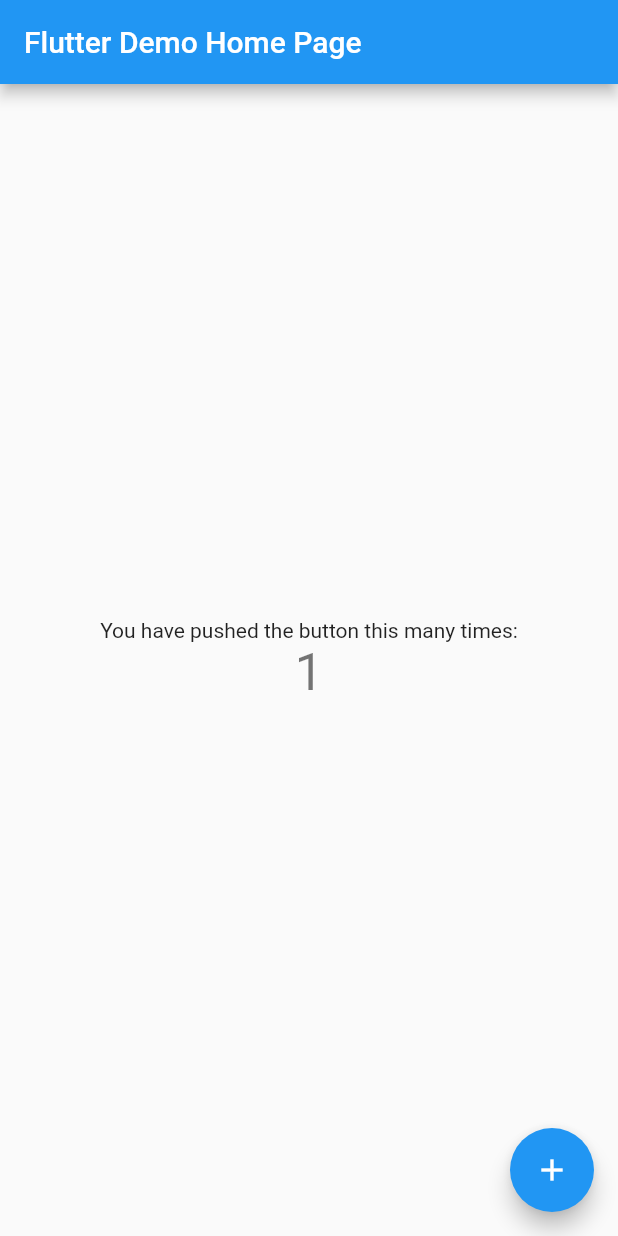
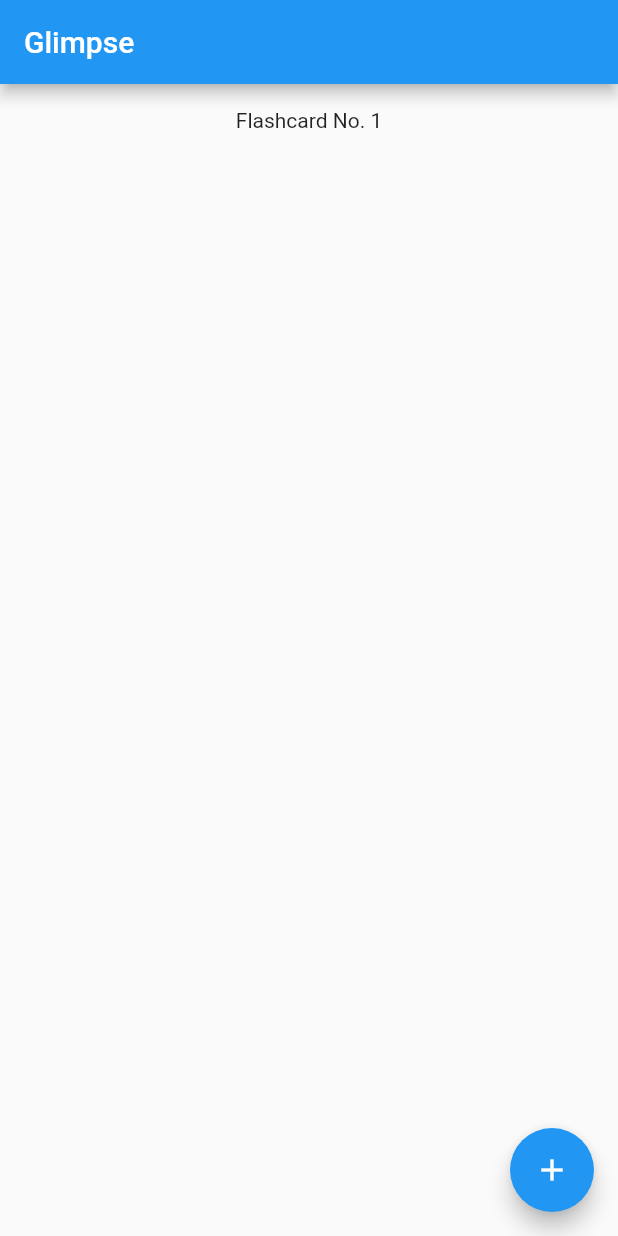
Before and after one commit to kshksdrt/glimpse_flashcards, a Flutter app: the screen it shows after launch, after a tap on the "add" icon, on a phone screen of 412 x 824 dp. Run offline on Flutter 3.47's test engine with Material 2 defaults, Android fonts, the phone set to English and light mode, and no system bars.

Commit message:
Add some basic functionality

```diff
--- /dev/null
+++ b/lib/home/app_home.dart
@@ -0,0 +1,43 @@
+import 'package:flutter/material.dart';
+
+import 'flashcard_stack.dart';
+
+class Home extends StatefulWidget {
+  const Home({super.key, required this.title});
+
+  final String title;
+
+  @override
+  State<Home> createState() => _HomeState();
+}
+
+class _HomeState extends State<Home> {
+  int _counter = 0;
+  List<String> flashcards = [];
+
+  void _incrementCounter() {
+    setState(() {
+      _counter++;
+      flashcards.add("Flashcard No. $_counter");
+    });
+  }
+
+  @override
+  Widget build(BuildContext context) {
+    return Scaffold(
+      appBar: AppBar(
+        title: Text(widget.title),
+      ),
+      body: ListView(padding: const EdgeInsets.all(16.0), children: [
+        Center(
+          child: FlashCardStack(flashcards: flashcards),
+        )
+      ]),
+      floatingActionButton: FloatingActionButton(
+        onPressed: _incrementCounter,
+        tooltip: 'Increment',
+        child: const Icon(Icons.add),
+      ),
+    );
+  }
+}
--- /dev/null
+++ b/lib/home/flashcard_stack.dart
@@ -0,0 +1,15 @@
+import 'package:flutter/material.dart';
+
+class FlashCardStack extends StatelessWidget {
+  const FlashCardStack({super.key, required this.flashcards});
+
+  final List<String> flashcards;
+
+  @override
+  Widget build(BuildContext context) {
+    return Container(
+        child: Column(
+      children: flashcards.map((e) => Text(e)).toList(),
+    ));
+  }
+}
--- a/lib/main.dart
+++ b/lib/main.dart
@@ -1,4 +1,6 @@
 import 'package:flutter/material.dart';
+
+import 'home/app_home.dart';
 
 void main() {
   runApp(const MyApp());
@@ -11,7 +13,7 @@
   @override
   Widget build(BuildContext context) {
     return MaterialApp(
-      title: 'Flutter Demo',
+      title: 'Glimpse',
       theme: ThemeData(
         // This is the theme of your application.
         //
@@ -24,92 +26,7 @@
         // is not restarted.
         primarySwatch: Colors.blue,
       ),
-      home: const MyHomePage(title: 'Flutter Demo Home Page'),
+      home: const Home(title: 'Glimpse'),
     );
   }
 }
-
-class MyHomePage extends StatefulWidget {
-  const MyHomePage({super.key, required this.title});
-
-  // This widget is the home page of your application. It is stateful, meaning
-  // that it has a State object (defined below) that contains fields that affect
-  // how it looks.
-
-  // This class is the configuration for the state. It holds the values (in this
-  // case the title) provided by the parent (in this case the App widget) and
-  // used by the build method of the State. Fields in a Widget subclass are
-  // always marked "final".
-
-  final String title;
-
-  @override
-  State<MyHomePage> createState() => _MyHomePageState();
-}
-
-class _MyHomePageState extends State<MyHomePage> {
-  int _counter = 0;
-
-  void _incrementCounter() {
-    setState(() {
-      // This call to setState tells the Flutter framework that something has
-      // changed in this State, which causes it to rerun the build method below
-      // so that the display can reflect the updated values. If we changed
-      // _counter without calling setState(), then the build method would not be
-      // called again, and so nothing would appear to happen.
-      _counter++;
-    });
-  }
-
-  @override
-  Widget build(BuildContext context) {
-    // This method is rerun every time setState is called, for instance as done
-    // by the _incrementCounter method above.
-    //
-    // The Flutter framework has been optimized to make rerunning build methods
-    // fast, so that you can just rebuild anything that needs updating rather
-    // than having to individually change instances of widgets.
-    return Scaffold(
-      appBar: AppBar(
-        // Here we take the value from the MyHomePage object that was created by
-        // the App.build method, and use it to set our appbar title.
-        title: Text(widget.title),
-      ),
-      body: Center(
-        // Center is a layout widget. It takes a single child and positions it
-        // in the middle of the parent.
-        child: Column(
-          // Column is also a layout widget. It takes a list of children and
-          // arranges them vertically. By default, it sizes itself to fit its
-          // children horizontally, and tries to be as tall as its parent.
-          //
-          // Invoke "debug painting" (press "p" in the console, choose the
-          // "Toggle Debug Paint" action from the Flutter Inspector in Android
-          // Studio, or the "Toggle Debug Paint" command in Visual Studio Code)
-          // to see the wireframe for each widget.
-          //
-          // Column has various properties to control how it sizes itself and
-          // how it positions its children. Here we use mainAxisAlignment to
-          // center the children vertically; the main axis here is the vertical
-          // axis because Columns are vertical (the cross axis would be
-          // horizontal).
-          mainAxisAlignment: MainAxisAlignment.center,
-          children: <Widget>[
-            const Text(
-              'You have pushed the button this many times:',
-            ),
-            Text(
-              '$_counter',
-              style: Theme.of(context).textTheme.headline4,
-            ),
-          ],
-        ),
-      ),
-      floatingActionButton: FloatingActionButton(
-        onPressed: _incrementCounter,
-        tooltip: 'Increment',
-        child: const Icon(Icons.add),
-      ), // This trailing comma makes auto-formatting nicer for build methods.
-    );
-  }
-}
```
